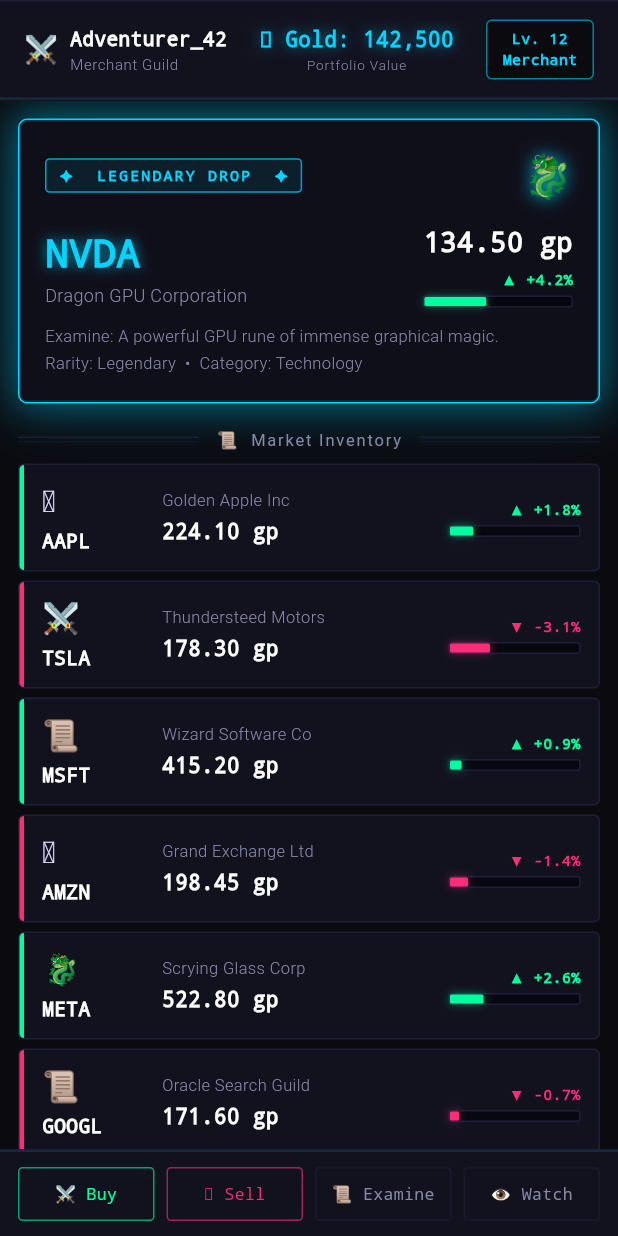
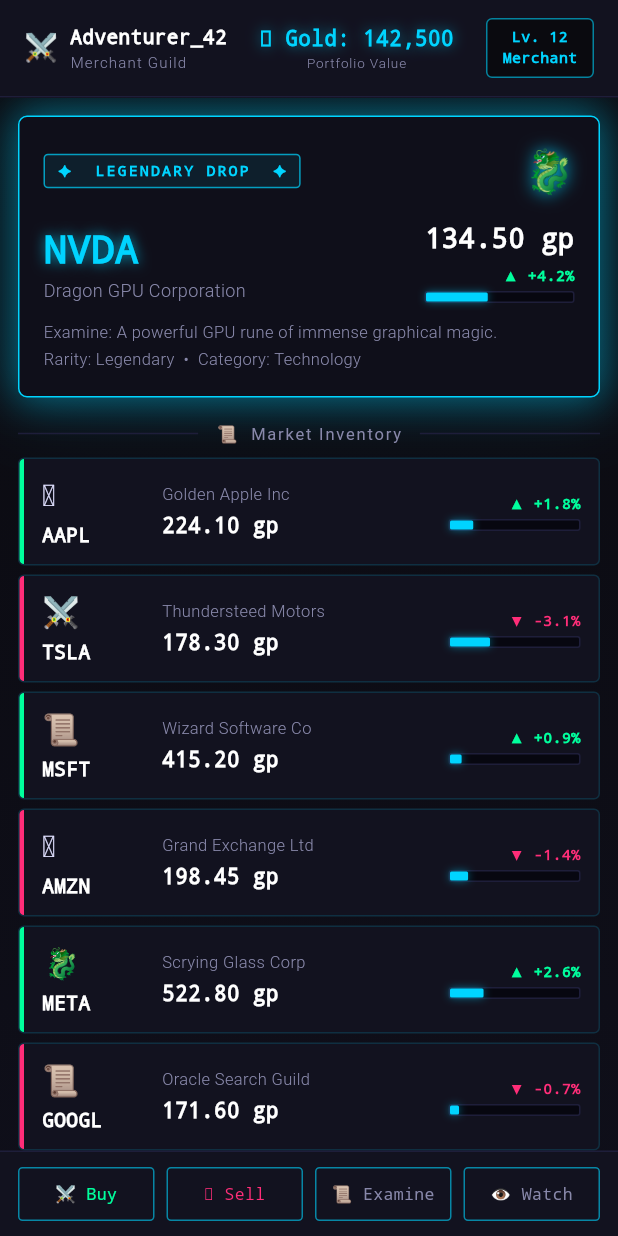
Before and after one commit to Leonis-Studios/project-constantine, a Flutter app: the screen it shows after launch, on a phone screen of 412 x 824 dp. Run offline on Flutter 3.47's test engine with Material 3 defaults, Android fonts, the phone set to English and light mode, and no system bars; our stand-ins replace fl_chart, shared_preferences.

Commit message:
more preview dart

```diff
--- a/lib/design_preview.dart
+++ b/lib/design_preview.dart
@@ -6,18 +6,18 @@
 // ═══════════════════════════════════════════════════════════════
 
 // ─── Color Palette ────────────────────────────────────────────
-const Color _bgDeep    = Color(0xFF0a0a0f);
-const Color _bgMid     = Color(0xFF0f0f1a);
-const Color _bgLight   = Color(0xFF12121f);
-const Color _stone     = Color(0xFF12121f);
+const Color _bgDeep = Color(0xFF0a0a0f);
+const Color _bgMid = Color(0xFF0f0f1a);
+const Color _bgLight = Color(0xFF12121f);
+const Color _stone = Color(0xFF12121f);
 const Color _stoneBorder = Color(0xFF1e1e3a);
-const Color _gold      = Color(0xFF00d4ff);   // cyan — primary accent
-const Color _goldBright = Color(0xFF00d4ff);  // cyan — highlights
-const Color _upGreen   = Color(0xFF00ff9d);   // profit
-const Color _downRed   = Color(0xFFff2d78);   // loss / alert
-const Color _textParch = Color(0xFFffffff);   // primary text
-const Color _textDim   = Color(0xFF8888aa);   // muted labels
-const Color _trackBg   = Color(0xFF070710);   // progress bar track
+const Color _gold = Color(0xFF00d4ff); // cyan — primary accent
+const Color _goldBright = Color(0xFF00d4ff); // cyan — highlights
+const Color _upGreen = Color(0xFF00ff9d); // profit
+const Color _downRed = Color(0xFFff2d78); // loss / alert
+const Color _textParch = Color(0xFFffffff); // primary text
+const Color _textDim = Color(0xFF8888aa); // muted labels
+const Color _trackBg = Color(0xFF070710); // progress bar track
 
 // ─── Hardcoded Data ───────────────────────────────────────────
 class _StockData {
@@ -45,12 +45,42 @@
 );
 
 const List<_StockData> _stocks = [
-  _StockData(ticker: 'AAPL', name: 'Golden Apple Inc', price: 224.10, change: 1.8, icon: '🪙'),
-  _StockData(ticker: 'TSLA', name: 'Thundersteed Motors', price: 178.30, change: -3.1, icon: '⚔️'),
-  _StockData(ticker: 'MSFT', name: 'Wizard Software Co', price: 415.20, change: 0.9, icon: '📜'),
-  _StockData(ticker: 'AMZN', name: 'Grand Exchange Ltd', price: 198.45, change: -1.4, icon: '🪙'),
-  _StockData(ticker: 'META', name: 'Scrying Glass Corp', price: 522.80, change: 2.6, icon: '🐉'),
-  _StockData(ticker: 'GOOGL', name: 'Oracle Search Guild', price: 171.60, change: -0.7, icon: '📜'),
+  _StockData(
+      ticker: 'AAPL',
+      name: 'Golden Apple Inc',
+      price: 224.10,
+      change: 1.8,
+      icon: '🪙'),
+  _StockData(
+      ticker: 'TSLA',
+      name: 'Thundersteed Motors',
+      price: 178.30,
+      change: -3.1,
+      icon: '⚔️'),
+  _StockData(
+      ticker: 'MSFT',
+      name: 'Wizard Software Co',
+      price: 415.20,
+      change: 0.9,
+      icon: '📜'),
+  _StockData(
+      ticker: 'AMZN',
+      name: 'Grand Exchange Ltd',
+      price: 198.45,
+      change: -1.4,
+      icon: '🪙'),
+  _StockData(
+      ticker: 'META',
+      name: 'Scrying Glass Corp',
+      price: 522.80,
+      change: 2.6,
+      icon: '🐉'),
+  _StockData(
+      ticker: 'GOOGL',
+      name: 'Oracle Search Guild',
+      price: 171.60,
+      change: -0.7,
+      icon: '📜'),
 ];
 
 // ─── Screen ───────────────────────────────────────────────────
@@ -88,7 +118,15 @@
   Widget build(BuildContext context) {
     return Scaffold(
       backgroundColor: _bgDeep,
-      body: SafeArea(
+      body: Container(
+        decoration: const BoxDecoration(
+          gradient: LinearGradient(
+            begin: Alignment.topCenter,
+            end: Alignment.bottomCenter,
+            colors: [_bgDeep, _bgMid],
+          ),
+        ),
+        child: SafeArea(
           child: Column(
             children: [
               _HudBar(),
@@ -104,7 +142,7 @@
                             _LegendaryCard(glowOpacity: _glowAnim.value),
                       ),
                       const SizedBox(height: 16),
-                    _SectionHeader(label: '📜  Market Inventory'),
+                      const _SectionHeader(label: '📜  Market Inventory'),
                       const SizedBox(height: 8),
                       ..._stocks.map((s) => Padding(
                             padding: const EdgeInsets.only(bottom: 6),
@@ -119,6 +157,7 @@
             ],
           ),
         ),
+      ),
     );
   }
 }
@@ -128,27 +167,20 @@
   @override
   Widget build(BuildContext context) {
     return Container(
-      decoration: BoxDecoration(
+      decoration: const BoxDecoration(
         color: _stone,
-        border: const Border(
+        border: Border(
           bottom: BorderSide(color: _stoneBorder, width: 1),
-          top: BorderSide(color: _stoneBorder, width: 1),
-        ),
-      ),
-      child: Container(
-        decoration: BoxDecoration(
-          border: Border(
-            bottom: BorderSide(color: _gold.withValues(alpha: 0.15), width: 1),
         ),
       ),
       padding: const EdgeInsets.symmetric(horizontal: 16, vertical: 12),
       child: Row(
         children: [
           // Player name
-            Row(
+          const Row(
             children: [
-                const Text('⚔️', style: TextStyle(fontSize: 18)),
-                const SizedBox(width: 8),
+              Text('⚔️', style: TextStyle(fontSize: 18)),
+              SizedBox(width: 8),
               Column(
                 crossAxisAlignment: CrossAxisAlignment.start,
                 children: [
@@ -167,7 +199,7 @@
                       color: _textDim,
                       fontSize: 10,
                       fontWeight: FontWeight.w300,
-                        letterSpacing: 0.4,
+                      letterSpacing: 0.8,
                     ),
                   ),
                 ],
@@ -186,11 +218,12 @@
                   fontSize: 14,
                   fontWeight: FontWeight.bold,
                   shadows: [
-                      Shadow(color: _gold.withValues(alpha: 0.6), blurRadius: 10),
+                    Shadow(
+                        color: _gold.withValues(alpha: 0.6), blurRadius: 10),
                   ],
                 ),
               ),
-                Text(
+              const Text(
                 'Portfolio Value',
                 style: TextStyle(
                   color: _textDim,
@@ -207,10 +240,11 @@
             padding: const EdgeInsets.symmetric(horizontal: 10, vertical: 5),
             decoration: BoxDecoration(
               color: _bgDeep,
-                border: Border.all(color: _gold.withValues(alpha: 0.6), width: 1),
+              border:
+                  Border.all(color: _gold.withValues(alpha: 0.6), width: 1),
               borderRadius: BorderRadius.circular(4),
             ),
-              child: Text(
+            child: const Text(
               'Lv. 12\nMerchant',
               textAlign: TextAlign.center,
               style: TextStyle(
@@ -224,7 +258,6 @@
           ),
         ],
       ),
-      ),
     );
   }
 }
@@ -237,6 +270,7 @@
   @override
   Widget build(BuildContext context) {
     return Container(
+      padding: const EdgeInsets.all(16),
       decoration: BoxDecoration(
         color: _bgMid,
         border: Border.all(color: _goldBright, width: 1),
@@ -254,25 +288,21 @@
           ),
         ],
       ),
-      child: Container(
-        decoration: BoxDecoration(
-          border: Border.all(color: _gold.withValues(alpha: 0.2), width: 1),
-          borderRadius: BorderRadius.circular(5),
-        ),
-        padding: const EdgeInsets.all(16),
       child: Column(
         crossAxisAlignment: CrossAxisAlignment.start,
         children: [
           Row(
             children: [
               Container(
-                  padding: const EdgeInsets.symmetric(horizontal: 8, vertical: 3),
+                padding:
+                    const EdgeInsets.symmetric(horizontal: 8, vertical: 3),
                 decoration: BoxDecoration(
                   color: _goldBright.withValues(alpha: 0.08),
-                    border: Border.all(color: _goldBright.withValues(alpha: 0.7), width: 1),
+                  border: Border.all(
+                      color: _goldBright.withValues(alpha: 0.7), width: 1),
                   borderRadius: BorderRadius.circular(3),
                 ),
-                  child: Text(
+                child: const Text(
                   '✦  LEGENDARY DROP  ✦',
                   style: TextStyle(
                     color: _goldBright,
@@ -288,7 +318,11 @@
                 '🐉',
                 style: TextStyle(
                   fontSize: 28,
-                    shadows: [Shadow(color: _goldBright.withValues(alpha: 0.8), blurRadius: 14)],
+                  shadows: [
+                    Shadow(
+                        color: _goldBright.withValues(alpha: 0.8),
+                        blurRadius: 14)
+                  ],
                 ),
               ),
             ],
@@ -307,12 +341,16 @@
                       fontFamily: 'monospace',
                       fontSize: 26,
                       fontWeight: FontWeight.bold,
-                        shadows: [Shadow(color: _gold.withValues(alpha: 0.7), blurRadius: 10)],
+                      shadows: [
+                        Shadow(
+                            color: _gold.withValues(alpha: 0.7),
+                            blurRadius: 10)
+                      ],
                     ),
                   ),
                   Text(
                     _legendary.name,
-                      style: TextStyle(
+                    style: const TextStyle(
                       color: _textDim,
                       fontSize: 12,
                       fontWeight: FontWeight.w300,
@@ -326,7 +364,7 @@
                 children: [
                   Text(
                     '${_legendary.price.toStringAsFixed(2)} gp',
-                      style: TextStyle(
+                    style: const TextStyle(
                       color: _textParch,
                       fontFamily: 'monospace',
                       fontSize: 18,
@@ -340,7 +378,7 @@
             ],
           ),
           const SizedBox(height: 10),
-            Text(
+          const Text(
             'Examine: A powerful GPU rune of immense graphical magic.\nRarity: Legendary  •  Category: Technology',
             style: TextStyle(
               color: _textDim,
@@ -350,7 +388,6 @@
             ),
           ),
         ],
-        ),
       ),
     );
   }
@@ -370,7 +407,7 @@
           padding: const EdgeInsets.symmetric(horizontal: 12),
           child: Text(
             label,
-            style: TextStyle(
+            style: const TextStyle(
               color: _textDim,
               fontSize: 11,
               fontWeight: FontWeight.w400,
@@ -387,13 +424,7 @@
 class _Divider extends StatelessWidget {
   @override
   Widget build(BuildContext context) {
-    return Column(
-      children: [
-        Container(height: 1, color: _stoneBorder),
-        const SizedBox(height: 2),
-        Container(height: 1, color: _stoneBorder.withValues(alpha: 0.4)),
-      ],
-    );
+    return Container(height: 1, color: _stoneBorder);
   }
 }
 
@@ -410,7 +441,7 @@
     return Container(
       decoration: BoxDecoration(
         color: _bgLight,
-        border: Border.all(color: _stoneBorder, width: 1),
+        border: Border.all(color: _gold.withValues(alpha: 0.15), width: 1),
         borderRadius: BorderRadius.circular(4),
       ),
       child: Container(
@@ -433,7 +464,7 @@
                   const SizedBox(height: 2),
                   Text(
                     stock.ticker,
-                    style: TextStyle(
+                    style: const TextStyle(
                       color: _textParch,
                       fontFamily: 'monospace',
                       fontSize: 13,
@@ -451,7 +482,7 @@
                 children: [
                   Text(
                     stock.name,
-                    style: TextStyle(
+                    style: const TextStyle(
                       color: _textDim,
                       fontSize: 11,
                       fontWeight: FontWeight.w300,
@@ -461,7 +492,7 @@
                   const SizedBox(height: 3),
                   Text(
                     '${stock.price.toStringAsFixed(2)} gp',
-                    style: TextStyle(
+                    style: const TextStyle(
                       color: _textParch,
                       fontFamily: 'monospace',
                       fontSize: 14,
@@ -490,7 +521,6 @@
   @override
   Widget build(BuildContext context) {
     final bool isUp = change >= 0;
-    final Color barColor = isUp ? _upGreen : _downRed;
     final double fill = (change.abs() / 10).clamp(0.05, 1.0);
     final String label =
         '${isUp ? '▲' : '▼'} ${isUp ? '+' : ''}${change.toStringAsFixed(1)}%';
@@ -521,11 +551,11 @@
             widthFactor: fill,
             child: Container(
               decoration: BoxDecoration(
-                color: barColor,
+                color: _gold,
                 borderRadius: BorderRadius.circular(1),
                 boxShadow: [
                   BoxShadow(
-                    color: barColor.withValues(alpha: 0.5),
+                    color: _gold.withValues(alpha: 0.5),
                     blurRadius: 4,
                   ),
                 ],
@@ -549,24 +579,17 @@
           top: BorderSide(color: _stoneBorder, width: 1),
         ),
       ),
-      child: Container(
-        decoration: BoxDecoration(
-          border: Border(
-            top: BorderSide(color: _gold.withValues(alpha: 0.15), width: 1),
-          ),
-        ),
       padding: const EdgeInsets.symmetric(horizontal: 12, vertical: 10),
-        child: Row(
+      child: const Row(
         children: [
-            _ActionButton(label: '⚔️ Buy', color: _upGreen),
-            const SizedBox(width: 8),
-            _ActionButton(label: '🪙 Sell', color: _downRed),
-            const SizedBox(width: 8),
-            _ActionButton(label: '📜 Examine', color: _stoneBorder),
-            const SizedBox(width: 8),
-            _ActionButton(label: '👁 Watch', color: _stoneBorder),
+          _ActionButton(label: '⚔️ Buy', textColor: _upGreen),
+          SizedBox(width: 8),
+          _ActionButton(label: '🪙 Sell', textColor: _downRed),
+          SizedBox(width: 8),
+          _ActionButton(label: '📜 Examine', textColor: _textDim),
+          SizedBox(width: 8),
+          _ActionButton(label: '👁 Watch', textColor: _textDim),
         ],
-        ),
       ),
     );
   }
@@ -574,8 +597,8 @@
 
 class _ActionButton extends StatelessWidget {
   final String label;
-  final Color color;
-  const _ActionButton({required this.label, required this.color});
+  final Color textColor;
+  const _ActionButton({required this.label, required this.textColor});
 
   @override
   Widget build(BuildContext context) {
@@ -597,14 +620,14 @@
           padding: const EdgeInsets.symmetric(vertical: 9),
           decoration: BoxDecoration(
             color: Colors.transparent,
-            border: Border.all(color: color.withValues(alpha: 0.6), width: 1),
+            border: Border.all(color: _gold.withValues(alpha: 0.6), width: 1),
             borderRadius: BorderRadius.circular(3),
           ),
           child: Text(
             label,
             textAlign: TextAlign.center,
             style: TextStyle(
-              color: color == _stoneBorder ? _textDim : color,
+              color: textColor,
               fontFamily: 'monospace',
               fontSize: 11,
               fontWeight: FontWeight.w500,
--- a/lib/main.dart
+++ b/lib/main.dart
@@ -20,7 +20,6 @@
 import 'providers/market_provider.dart';
 import 'providers/portfolio_provider.dart';
 import 'providers/xp_provider.dart';
-import 'screens/home_screen.dart';
 import 'services/persistence_service.dart';
 import 'theme/app_theme.dart';
 import 'design_preview.dart';
```
Also changed, not shown: pubspec.lock. Lines whose indentation alone changed are shown as unchanged.
